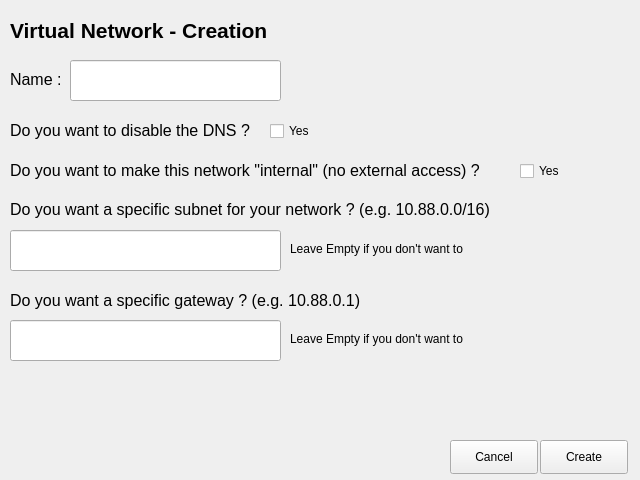
Above: UI/vnCreationPage.ui from TheNapis/theVirtualThings before the change. Below: the same form after it.
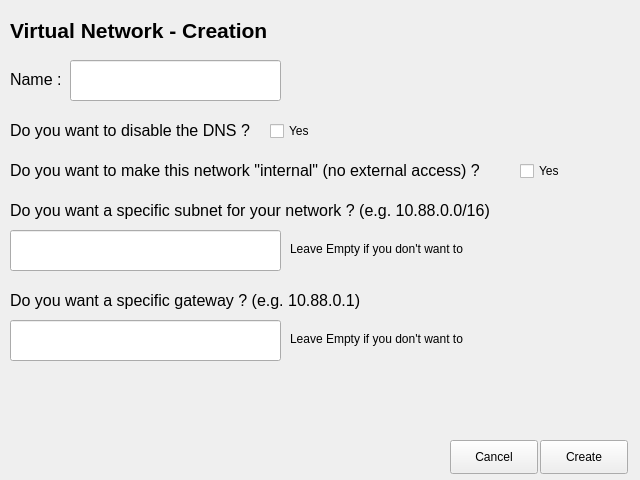
That is the form after the change.

What changed in the file:
```diff
--- a/UI/vnCreationPage.ui
+++ b/UI/vnCreationPage.ui
@@ -178,7 +178,7 @@
       <x>10</x>
       <y>200</y>
       <width>511</width>
-      <height>18</height>
+      <height>21</height>
      </rect>
     </property>
     <property name="font">
```
